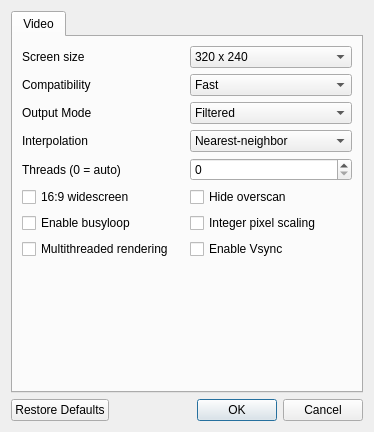
This is Source/3rdParty/mupen64plus-video-angrylion-plus/src/plugin/mupen64plus/UserInterface/MainDialog.ui in Rosalie241/RMG as Qt 5 draws it before an edit. The edited form follows.
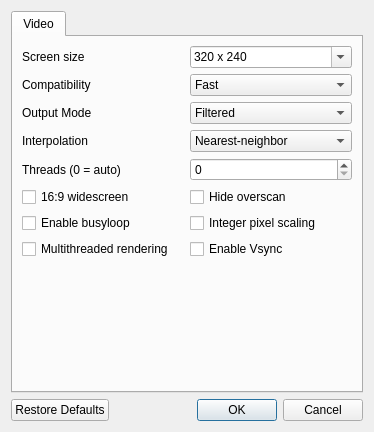
This is the edited form.

Commit message: 3rdParty: make screen size editable in mupen64plus-video-angrylion-plus

Patch:
```diff
--- a/Source/3rdParty/mupen64plus-video-angrylion-plus/src/plugin/mupen64plus/UserInterface/MainDialog.ui
+++ b/Source/3rdParty/mupen64plus-video-angrylion-plus/src/plugin/mupen64plus/UserInterface/MainDialog.ui
@@ -34,6 +34,9 @@
            </item>
            <item>
             <widget class="QComboBox" name="screenSizeComboBox">
+             <property name="editable">
+              <bool>true</bool>
+             </property>
              <item>
               <property name="text">
                <string>320 x 240</string>
```
The commit also changes 2 other files.
